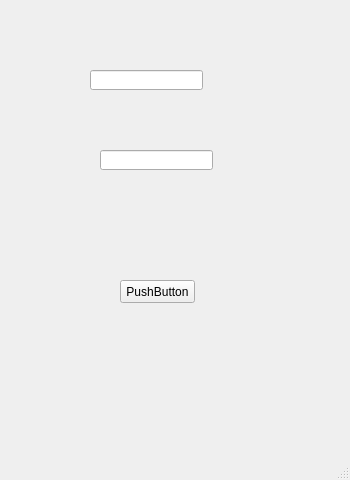
The window that login_ui.ui (AmirQadir/PrisonManagementSystem) describes before a commit, drawn with Qt 5.
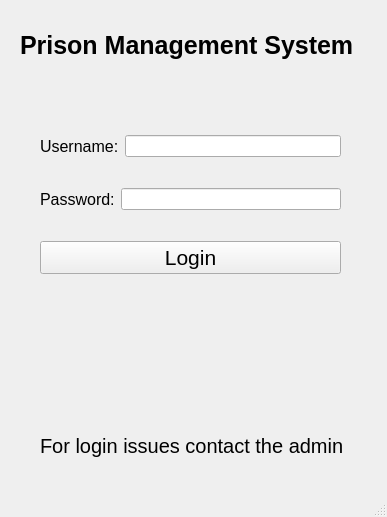
The same window after the commit.

Commit message: login window GUI fix

```diff
--- a/login_ui.ui
+++ b/login_ui.ui
@@ -6,46 +6,113 @@
    <rect>
     <x>0</x>
     <y>0</y>
-    <width>350</width>
-    <height>480</height>
+    <width>387</width>
+    <height>517</height>
    </rect>
   </property>
   <property name="windowTitle">
    <string>MainWindow</string>
   </property>
   <widget class="QWidget" name="centralwidget">
-   <widget class="QPushButton" name="pushButton">
+   <widget class="QWidget" name="verticalLayoutWidget">
     <property name="geometry">
      <rect>
-      <x>120</x>
-      <y>280</y>
-      <width>75</width>
-      <height>23</height>
+      <x>40</x>
+      <y>110</y>
+      <width>301</width>
+      <height>191</height>
      </rect>
     </property>
-    <property name="text">
-     <string>PushButton</string>
-    </property>
+    <layout class="QVBoxLayout" name="verticalLayout">
+     <item>
+      <layout class="QHBoxLayout" name="horizontalLayout">
+       <item>
+        <widget class="QLabel" name="label">
+         <property name="font">
+          <font>
+           <pointsize>12</pointsize>
+          </font>
+         </property>
+         <property name="text">
+          <string>Username:</string>
+         </property>
+        </widget>
+       </item>
+       <item>
+        <widget class="QLineEdit" name="lineEdit"/>
+       </item>
+      </layout>
+     </item>
+     <item>
+      <layout class="QHBoxLayout" name="horizontalLayout_2">
+       <item>
+        <widget class="QLabel" name="label_2">
+         <property name="font">
+          <font>
+           <pointsize>12</pointsize>
+          </font>
+         </property>
+         <property name="text">
+          <string>Password:</string>
+         </property>
+        </widget>
+       </item>
+       <item>
+        <widget class="QLineEdit" name="lineEdit_2"/>
+       </item>
+      </layout>
+     </item>
+     <item>
+      <widget class="QPushButton" name="pushButton">
+       <property name="font">
+        <font>
+         <pointsize>16</pointsize>
+        </font>
+       </property>
+       <property name="text">
+        <string>Login</string>
+       </property>
+      </widget>
+     </item>
+    </layout>
    </widget>
-   <widget class="QLineEdit" name="lineEdit">
+   <widget class="QLabel" name="label_3">
     <property name="geometry">
      <rect>
-      <x>90</x>
-      <y>70</y>
-      <width>113</width>
-      <height>20</height>
+      <x>20</x>
+      <y>10</y>
+      <width>351</width>
+      <height>71</height>
      </rect>
     </property>
+    <property name="font">
+     <font>
+      <pointsize>19</pointsize>
+      <weight>75</weight>
+      <bold>true</bold>
+     </font>
+    </property>
+    <property name="text">
+     <string>Prison Management System</string>
+    </property>
    </widget>
-   <widget class="QLineEdit" name="lineEdit_2">
+   <widget class="QLabel" name="label_4">
     <property name="geometry">
      <rect>
-      <x>100</x>
-      <y>150</y>
-      <width>113</width>
-      <height>20</height>
+      <x>40</x>
+      <y>410</y>
+      <width>311</width>
+      <height>71</height>
      </rect>
     </property>
+    <property name="font">
+     <font>
+      <pointsize>15</pointsize>
+     </font>
+    </property>
+    <property name="text">
+     <string>For login issues contact the admin</string>
+    </property>
    </widget>
   </widget>
   <widget class="QMenuBar" name="menubar">
```
Left out of the diff: 2 changed lines with no effect on the pictures. The commit also changes 5 other files.
